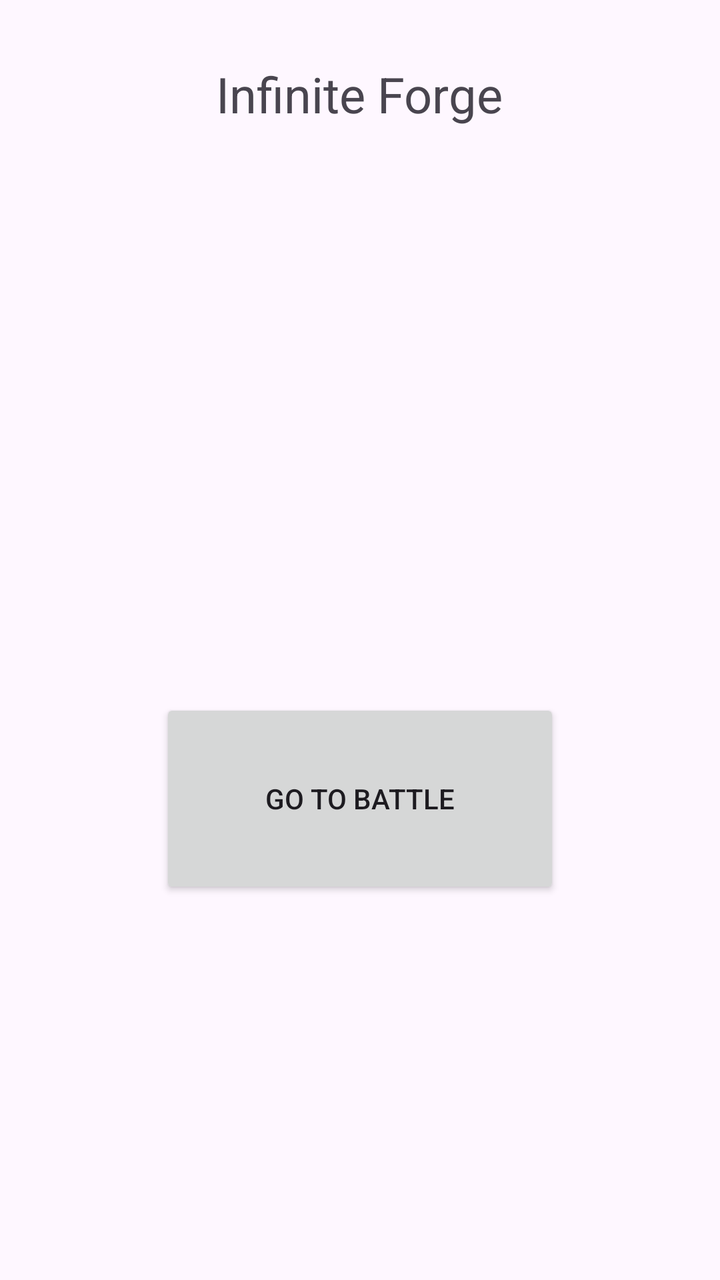
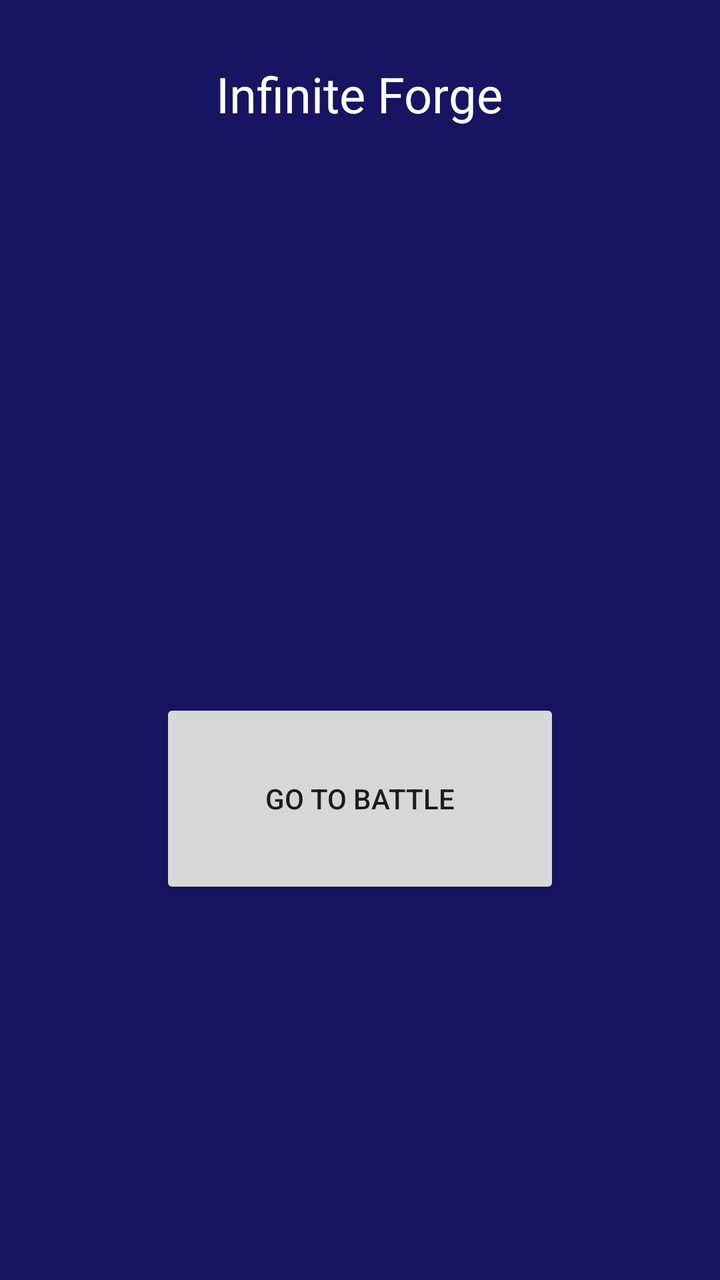

Two renders of the same Android screen: before a commit and after it. Below are the layout's source before the change and the commit's diff.
<!-- AndroidManifest.xml: application theme Theme.InfiniteForge -->
<!-- res/layout/activity_main.xml -->
<?xml version="1.0" encoding="utf-8"?>
<androidx.constraintlayout.widget.ConstraintLayout xmlns:android="http://schemas.android.com/apk/res/android"
    xmlns:app="http://schemas.android.com/apk/res-auto"
    xmlns:tools="http://schemas.android.com/tools"
    android:id="@+id/main"
    android:layout_width="match_parent"
    android:layout_height="match_parent"
    tools:context=".UI.MainActivity">

    
    <TextView
        android:id="@+id/title"
        android:layout_width="wrap_content"
        android:layout_height="wrap_content"
        android:text="Infinite Forge"
        android:textSize="12pt"
        app:layout_constraintBottom_toBottomOf="parent"
        app:layout_constraintEnd_toEndOf="parent"
        app:layout_constraintHorizontal_bias="0.498"
        app:layout_constraintStart_toStartOf="parent"
        app:layout_constraintTop_toTopOf="parent"
        app:layout_constraintVertical_bias="0.05" />

    

    
    <Button
        android:id="@+id/btnBattle"
        android:layout_width="200dp"
        android:layout_height="100dp"
        android:text="Go to Battle"
        app:layout_constraintBottom_toBottomOf="parent"
        app:layout_constraintEnd_toEndOf="parent"
        app:layout_constraintStart_toStartOf="parent"
        app:layout_constraintTop_toBottomOf="@+id/title"
        app:layout_constraintVertical_bias="0.6" />

</androidx.constraintlayout.widget.ConstraintLayout>
<!-- resources referenced by this layout -->
<resources>
  <style name="Theme.InfiniteForge" parent="Base.Theme.InfiniteForge" />
  <style name="Base.Theme.InfiniteForge" parent="Theme.Material3.DayNight.NoActionBar">
          
          
      </style>
</resources>

<!-- the commit's change to res/layout/activity_main.xml (unified diff, before → after) -->
@@ -5,6 +5,7 @@
     android:id="@+id/main"
     android:layout_width="match_parent"
     android:layout_height="match_parent"
+    android:background="#171461"
     tools:context=".UI.MainActivity">
 
     
@@ -13,6 +14,7 @@
         android:layout_width="wrap_content"
         android:layout_height="wrap_content"
         android:text="Infinite Forge"
+        android:textColor="#FFFF"
         android:textSize="12pt"
         app:layout_constraintBottom_toBottomOf="parent"
         app:layout_constraintEnd_toEndOf="parent"
